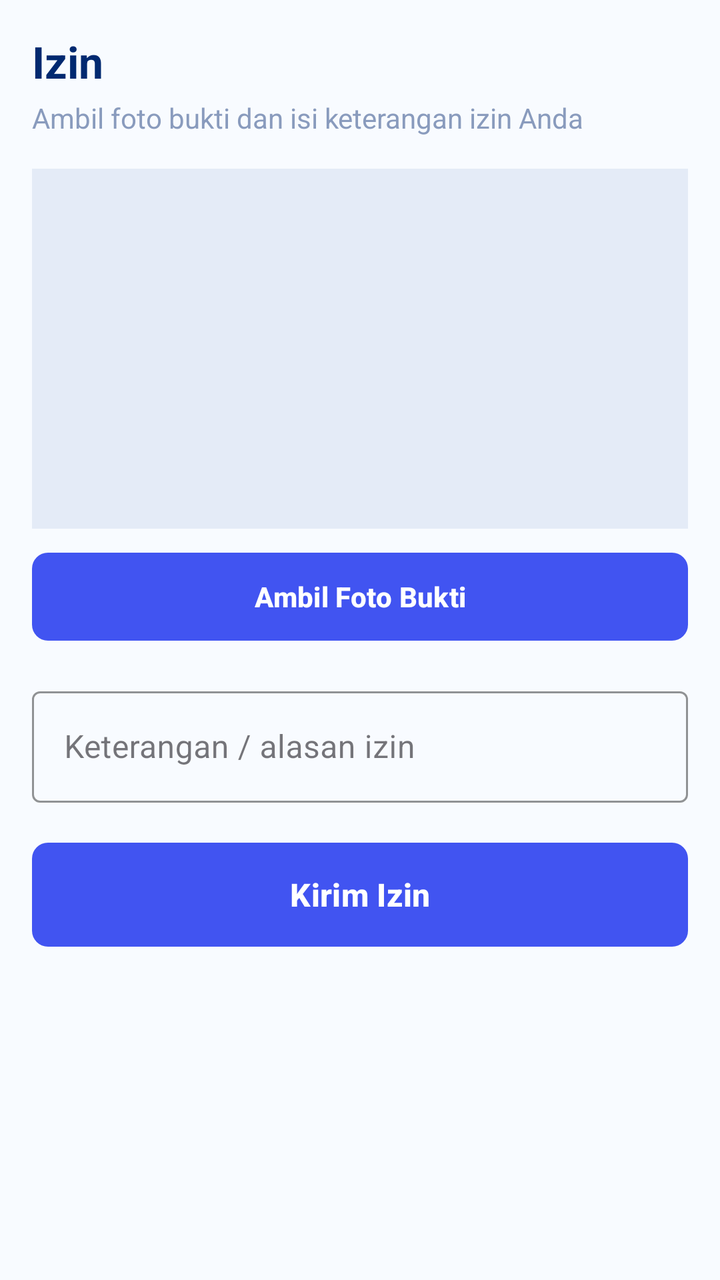
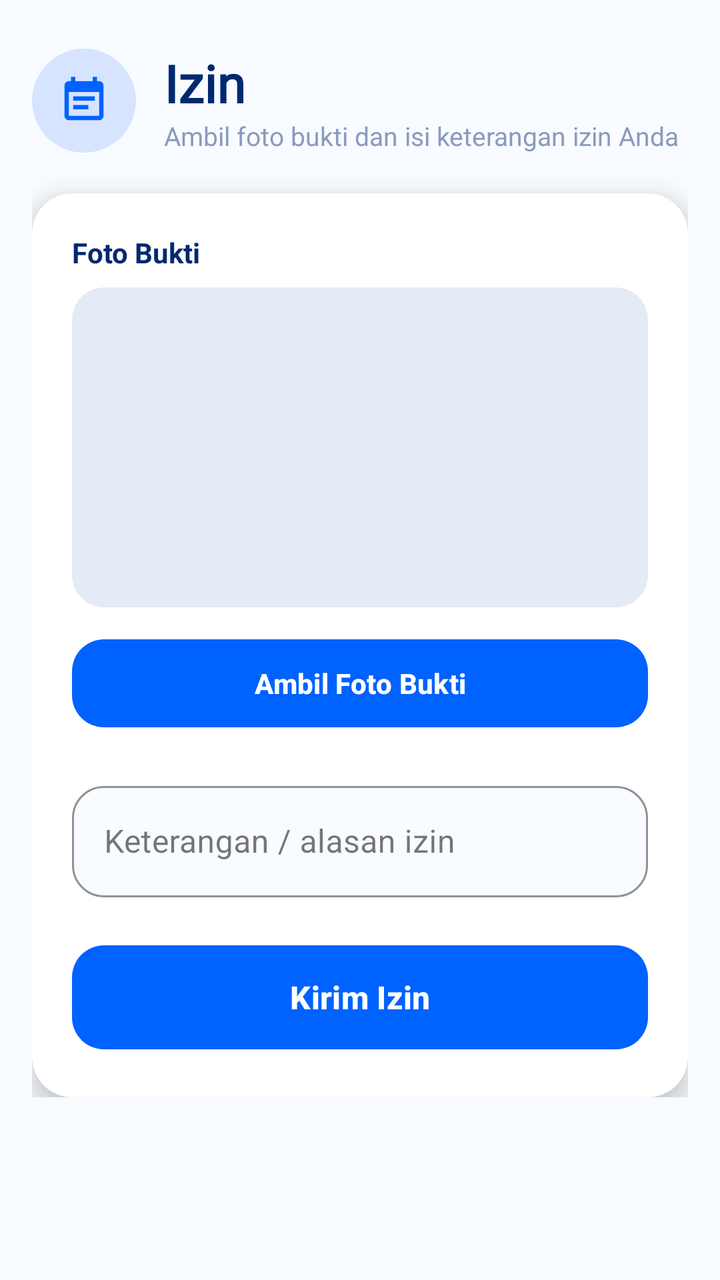

An Android layout rendered at two revisions. The XML below is the earlier revision; the diff shows what the commit changed to produce the second picture.
<!-- AndroidManifest.xml: application theme Theme.AbsensiMicrodata -->
<!-- res/layout/fragment_izin.xml -->
<?xml version="1.0" encoding="utf-8"?>
<ScrollView xmlns:android="http://schemas.android.com/apk/res/android"
    xmlns:app="http://schemas.android.com/apk/res-auto"
    android:layout_width="match_parent"
    android:layout_height="match_parent"
    android:background="#F8FBFF">

    <LinearLayout
        android:layout_width="match_parent"
        android:layout_height="wrap_content"
        android:orientation="vertical"
        android:padding="16dp">

        <TextView
            android:layout_width="wrap_content"
            android:layout_height="wrap_content"
            android:text="Izin"
            android:textColor="#012970"
            android:textSize="22sp"
            android:textStyle="bold" />

        <TextView
            android:layout_width="wrap_content"
            android:layout_height="wrap_content"
            android:layout_marginTop="4dp"
            android:text="Ambil foto bukti dan isi keterangan izin Anda"
            android:textColor="#899BBD"
            android:textSize="14sp" />

        <ImageView
            android:id="@+id/iv_preview"
            android:layout_width="match_parent"
            android:layout_height="180dp"
            android:layout_marginTop="16dp"
            android:background="#E4EBF7"
            android:contentDescription="Foto bukti"
            android:scaleType="centerCrop" />

        <com.google.android.material.button.MaterialButton
            android:id="@+id/btn_foto"
            android:layout_width="match_parent"
            android:layout_height="52dp"
            android:layout_marginTop="8dp"
            android:text="Ambil Foto Bukti"
            android:textStyle="bold"
            app:cornerRadius="8dp"
            app:backgroundTint="#4154F1" />

        <com.google.android.material.textfield.TextInputLayout
            android:layout_width="match_parent"
            android:layout_height="wrap_content"
            android:layout_marginTop="16dp"
            android:hint="Keterangan / alasan izin"
            app:boxStrokeColor="#4154F1"
            app:hintTextColor="#4154F1"
            style="@style/Widget.MaterialComponents.TextInputLayout.OutlinedBox">

            <com.google.android.material.textfield.TextInputEditText
                android:id="@+id/et_keterangan"
                android:layout_width="match_parent"
                android:layout_height="wrap_content"
                android:inputType="textMultiLine"
                android:maxLines="3" />
        </com.google.android.material.textfield.TextInputLayout>

        <com.google.android.material.button.MaterialButton
            android:id="@+id/btn_izin"
            android:layout_width="match_parent"
            android:layout_height="60dp"
            android:layout_marginTop="16dp"
            android:text="Kirim Izin"
            android:textSize="16sp"
            android:textStyle="bold"
            app:cornerRadius="8dp"
            app:backgroundTint="#4154F1" />

        <TextView
            android:id="@+id/tv_status"
            android:layout_width="match_parent"
            android:layout_height="wrap_content"
            android:layout_marginTop="12dp"
            android:background="#E8F5E9"
            android:gravity="center"
            android:padding="12dp"
            android:textColor="#2E7D32"
            android:textSize="14sp"
            android:textStyle="bold"
            android:visibility="gone" />

    </LinearLayout>
</ScrollView>
<!-- resources referenced by this layout -->
<resources>
  <style name="Theme.AbsensiMicrodata" parent="Base.Theme.AbsensiMicrodata" />
  <style name="Base.Theme.AbsensiMicrodata" parent="Theme.Material3.Light.NoActionBar">
          
          
      </style>
</resources>

<!-- the commit's change to res/layout/fragment_izin.xml (unified diff, before → after) -->
@@ -11,81 +11,144 @@
         android:orientation="vertical"
         android:padding="16dp">
 
-        <TextView
-            android:layout_width="wrap_content"
-            android:layout_height="wrap_content"
-            android:text="Izin"
-            android:textColor="#012970"
-            android:textSize="22sp"
-            android:textStyle="bold" />
-
-        <TextView
-            android:layout_width="wrap_content"
-            android:layout_height="wrap_content"
-            android:layout_marginTop="4dp"
-            android:text="Ambil foto bukti dan isi keterangan izin Anda"
-            android:textColor="#899BBD"
-            android:textSize="14sp" />
-
-        <ImageView
-            android:id="@+id/iv_preview"
-            android:layout_width="match_parent"
-            android:layout_height="180dp"
-            android:layout_marginTop="16dp"
-            android:background="#E4EBF7"
-            android:contentDescription="Foto bukti"
-            android:scaleType="centerCrop" />
-
-        <com.google.android.material.button.MaterialButton
-            android:id="@+id/btn_foto"
-            android:layout_width="match_parent"
-            android:layout_height="52dp"
-            android:layout_marginTop="8dp"
-            android:text="Ambil Foto Bukti"
-            android:textStyle="bold"
-            app:cornerRadius="8dp"
-            app:backgroundTint="#4154F1" />
-
-        <com.google.android.material.textfield.TextInputLayout
+        <LinearLayout
             android:layout_width="match_parent"
             android:layout_height="wrap_content"
-            android:layout_marginTop="16dp"
-            android:hint="Keterangan / alasan izin"
-            app:boxStrokeColor="#4154F1"
-            app:hintTextColor="#4154F1"
-            style="@style/Widget.MaterialComponents.TextInputLayout.OutlinedBox">
+            android:layout_marginTop="8dp"
+            android:gravity="center_vertical"
+            android:orientation="horizontal">
 
-            <com.google.android.material.textfield.TextInputEditText
-                android:id="@+id/et_keterangan"
+            <ImageView
+                android:layout_width="52dp"
+                android:layout_height="52dp"
+                android:background="@drawable/bg_circle_pill"
+                android:contentDescription="@string/menu_izin"
+                android:padding="13dp"
+                android:src="@drawable/ic_izin"
+                app:tint="#0062FF" />
+
+            <LinearLayout
+                android:layout_width="wrap_content"
+                android:layout_height="wrap_content"
+                android:layout_marginStart="14dp"
+                android:orientation="vertical">
+
+                <TextView
+                    android:layout_width="wrap_content"
+                    android:layout_height="wrap_content"
+                    android:fontFamily="@font/adlam_display"
+                    android:text="Izin"
+                    android:textColor="#012970"
+                    android:textSize="26sp"
+                    android:textStyle="bold" />
+
+                <TextView
+                    android:layout_width="wrap_content"
+                    android:layout_height="wrap_content"
+                    android:text="Ambil foto bukti dan isi keterangan izin Anda"
+                    android:textColor="#899BBD"
+                    android:textSize="13sp" />
+            </LinearLayout>
+        </LinearLayout>
+
+        <com.google.android.material.card.MaterialCardView
+            android:layout_width="match_parent"
+            android:layout_height="wrap_content"
+            android:layout_marginTop="20dp"
+            app:cardBackgroundColor="@android:color/white"
+            app:cardCornerRadius="20dp"
+            app:cardElevation="8dp"
+            app:strokeWidth="0dp">
+
+            <LinearLayout
                 android:layout_width="match_parent"
                 android:layout_height="wrap_content"
-                android:inputType="textMultiLine"
-                android:maxLines="3" />
-        </com.google.android.material.textfield.TextInputLayout>
+                android:orientation="vertical"
+                android:padding="20dp">
 
-        <com.google.android.material.button.MaterialButton
-            android:id="@+id/btn_izin"
-            android:layout_width="match_parent"
-            android:layout_height="60dp"
-            android:layout_marginTop="16dp"
-            android:text="Kirim Izin"
-            android:textSize="16sp"
-            android:textStyle="bold"
-            app:cornerRadius="8dp"
-            app:backgroundTint="#4154F1" />
+                <TextView
+                    android:layout_width="wrap_content"
+                    android:layout_height="wrap_content"
+                    android:text="Foto Bukti"
+                    android:textColor="#012970"
+                    android:textSize="14sp"
+                    android:textStyle="bold" />
 
-        <TextView
-            android:id="@+id/tv_status"
-            android:layout_width="match_parent"
-            android:layout_height="wrap_content"
-            android:layout_marginTop="12dp"
-            android:background="#E8F5E9"
-            android:gravity="center"
-            android:padding="12dp"
-            android:textColor="#2E7D32"
-            android:textSize="14sp"
-            android:textStyle="bold"
-            android:visibility="gone" />
+                <com.google.android.material.card.MaterialCardView
+                    android:layout_width="match_parent"
+                    android:layout_height="wrap_content"
+                    android:layout_marginTop="8dp"
+                    android:clipToOutline="true"
+                    app:cardBackgroundColor="#E4EBF7"
+                    app:cardCornerRadius="16dp"
+                    app:cardElevation="0dp"
+                    app:strokeWidth="0dp">
 
+                    <ImageView
+                        android:id="@+id/iv_preview"
+                        android:layout_width="match_parent"
+                        android:layout_height="160dp"
+                        android:contentDescription="Foto bukti"
+                        android:scaleType="centerCrop" />
+                </com.google.android.material.card.MaterialCardView>
+
+                <com.google.android.material.button.MaterialButton
+                    android:id="@+id/btn_foto"
+                    android:layout_width="match_parent"
+                    android:layout_height="52dp"
+                    android:layout_marginTop="12dp"
+                    android:text="Ambil Foto Bukti"
+                    android:textAllCaps="false"
+                    android:textStyle="bold"
+                    app:backgroundTint="#0062FF"
+                    app:cornerRadius="16dp" />
+
+                <com.google.android.material.textfield.TextInputLayout
+                    style="@style/Widget.MaterialComponents.TextInputLayout.OutlinedBox"
+                    android:layout_width="match_parent"
+                    android:layout_height="wrap_content"
+                    android:layout_marginTop="20dp"
+                    android:hint="Keterangan / alasan izin"
+                    app:boxBackgroundColor="#F8FBFF"
+                    app:boxCornerRadiusBottomEnd="16dp"
+                    app:boxCornerRadiusBottomStart="16dp"
+                    app:boxCornerRadiusTopEnd="16dp"
+                    app:boxCornerRadiusTopStart="16dp"
+                    app:boxStrokeColor="#A0C1FF">
+
+                    <com.google.android.material.textfield.TextInputEditText
+                        android:id="@+id/et_keterangan"
+                        android:layout_width="match_parent"
+                        android:layout_height="wrap_content"
+                        android:inputType="textMultiLine"
+                        android:maxLines="3" />
+                </com.google.android.material.textfield.TextInputLayout>
+
+                <com.google.android.material.button.MaterialButton
+                    android:id="@+id/btn_izin"
+                    android:layout_width="match_parent"
+                    android:layout_height="60dp"
+                    android:layout_marginTop="20dp"
+                    android:text="Kirim Izin"
+                    android:textAllCaps="false"
+                    android:textSize="16sp"
+                    android:textStyle="bold"
+                    app:backgroundTint="#0062FF"
+                    app:cornerRadius="16dp" />
+
+                <TextView
+                    android:id="@+id/tv_status"
+                    android:layout_width="match_parent"
+                    android:layout_height="wrap_content"
+                    android:layout_marginTop="12dp"
+                    android:background="@drawable/bg_status_pill"
+                    android:gravity="center"
+                    android:padding="12dp"
+                    android:textColor="#2E7D32"
+                    android:textSize="14sp"
+                    android:textStyle="bold"
+                    android:visibility="gone" />
+            </LinearLayout>
+        </com.google.android.material.card.MaterialCardView>
     </LinearLayout>
 </ScrollView>
<!-- resource entries referenced after the edit -->
@@ -1,6 +1,31 @@
 <!-- resources referenced by this layout -->
 <resources>
+  <!-- drawable bg_circle_pill (drawable) -->
+  <?xml version="1.0" encoding="utf-8"?>
+  <shape xmlns:android="http://schemas.android.com/apk/res/android"
+      android:shape="oval">
+      <solid android:color="@color/pill_blue" />
+  </shape>
+  <!-- drawable bg_status_pill (drawable) -->
+  <?xml version="1.0" encoding="utf-8"?>
+  <shape xmlns:android="http://schemas.android.com/apk/res/android">
+      <solid android:color="#E8F5E9" />
+      <corners android:radius="12dp" />
+  </shape>
+  <!-- drawable ic_izin (drawable) -->
+  <?xml version="1.0" encoding="utf-8"?>
+  <vector xmlns:android="http://schemas.android.com/apk/res/android"
+      android:width="24dp"
+      android:height="24dp"
+      android:viewportWidth="24"
+      android:viewportHeight="24">
+      <path
+          android:fillColor="#FF000000"
+          android:pathData="M17 10H7v2h10v-2zm2-7h-1V1h-2v2H8V1H6v2H5c-1.11 0-1.99.9-1.99 2L3 19c0 1.1.89 2 2 2h14c1.1 0 2-.9 2-2V5c0-1.1-.9-2-2-2zm0 16H5V8h14v11zm-5-5H7v2h7v-2z" />
+  </vector>
+  <string name="menu_izin">Izin</string>
   <style name="Theme.AbsensiMicrodata" parent="Base.Theme.AbsensiMicrodata" />
+  <color name="pill_blue">#D6E4FF</color>
   <style name="Base.Theme.AbsensiMicrodata" parent="Theme.Material3.Light.NoActionBar">
           
           
